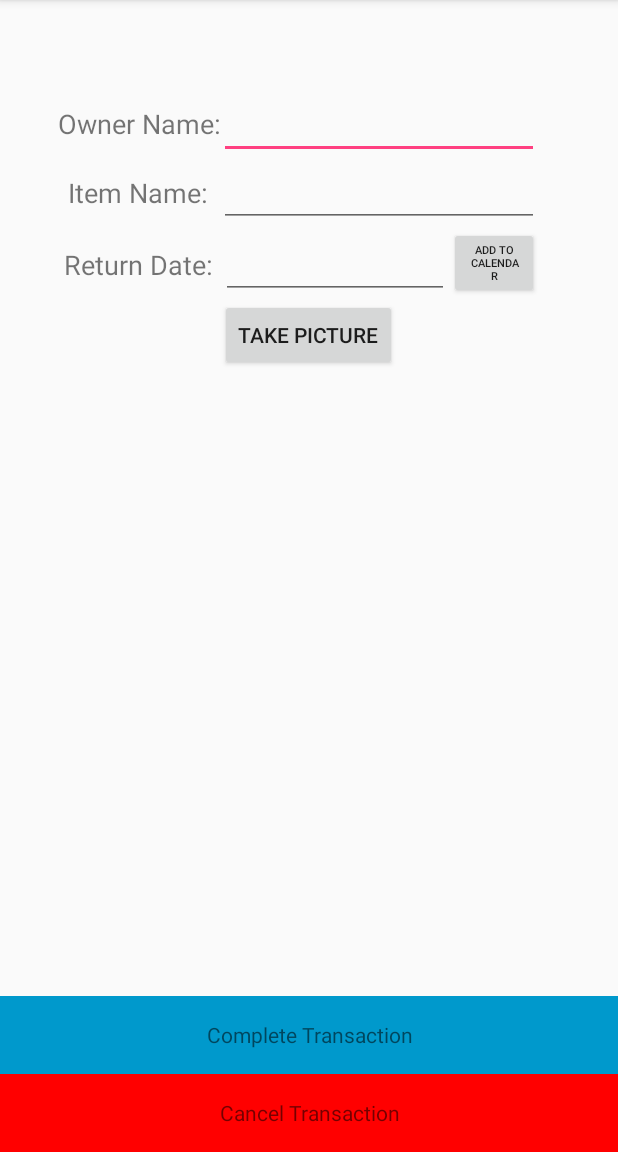
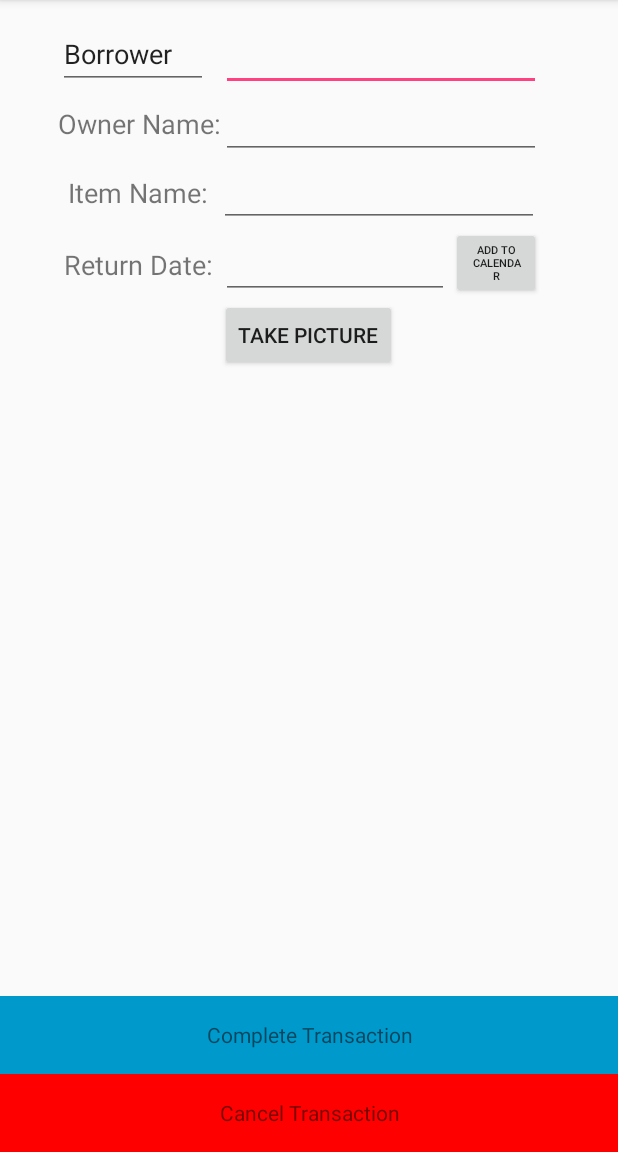
Before and after one commit to amikmandal/LendIt, an Android app: the MainActivity screen opened directly, with no data from a screen before it, item 2 of the bottom bar chosen, on a phone screen of 412 x 824 dp, the part 84-1236 px from its top. Run offline under Robolectric (Android 15) with nearby library versions, the phone set to English and light mode, and no system bars; our stand-ins replace Firebase (no records; nobody signed in at launch, a user with empty details on screens opened directly); Roboto replaces fonts that are not available here.

```diff
--- a/app/build.gradle
+++ b/app/build.gradle
@@ -39,8 +39,11 @@ dependencies {
     compile 'com.google.firebase:firebase-appindexing:15.0.0'
     compile 'com.google.firebase:firebase-perf:15.0.0'
     compile 'com.google.firebase:firebase-functions:15.0.0'
-    compile 'com.firebase:firebase-client-android:2.5.0'
+    //compile 'com.firebase:firebase-client-android:2.5.0'
+    compile 'com.google.firebase:firebase-database:15.0.0'
 
+//    compile 'com.google.firebase:firebase-database:15.0.0'
+//    compile 'com.google.firebase:firebase-core:15.0.0'
 
 
 
--- a/app/src/main/java/com/example/sabrinapin/lendit/MainActivity.java
+++ b/app/src/main/java/com/example/sabrinapin/lendit/MainActivity.java
@@ -19,7 +19,9 @@ import android.widget.Adapter;
 import android.widget.Button;
 import android.widget.TextView;
 
-import com.firebase.client.Firebase;
+
+import com.google.firebase.database.DatabaseReference;
+import com.google.firebase.database.FirebaseDatabase;
 
 import java.io.ByteArrayInputStream;
 import java.util.ArrayList;
@@ -32,8 +34,6 @@ public class MainActivity extends AppCompatActivity {
     private TextView mTextMessage;
     private static final String TAG = "MainActivity";
     private TransactionAdapter mAdapter;
-    private Firebase mRef;
-    private Button mSendData;
     String[] mPeople;
     String[] mObjects;
     String[] mDates;
@@ -65,20 +65,8 @@ public class MainActivity extends AppCompatActivity {
     protected void onCreate(Bundle savedInstanceState) {
         super.onCreate(savedInstanceState);
         setContentView(R.layout.activity_main);
-        Firebase.setAndroidContext(this);
-        mRef = new Firebase("https://lendit-af1e0.firebaseio.com/");
-        mSendData = (Button) findViewById(R.id.add);
-        mSendData.setOnClickListener(new View.OnClickListener() {
-            @Override
-            public void onClick(View view){
-                Firebase mrefChild =mRef.child("Name");
-                mrefChild.setValue("amik");
-                Firebase mdateChild =mRef.child("Date");
-                mdateChild.setValue("April 21");
 
-            }
 
-        });
 
         transactionList = new ArrayList<Transaction>();
 
--- a/app/src/main/res/layout/activity_new_transaction.xml
+++ b/app/src/main/res/layout/activity_new_transaction.xml
@@ -7,11 +7,20 @@
     tools:context=".NewTransaction">
 
     <EditText
+        android:id="@+id/BorrowerName"
+        android:layout_width="wrap_content"
+        android:layout_height="wrap_content"
+        android:layout_above="@+id/editOwner"
+        android:layout_alignStart="@+id/editOwner"
+        android:ems="10"
+        android:inputType="textPersonName" />
+
+    <EditText
         android:id="@+id/editOwner"
         android:layout_width="wrap_content"
         android:layout_height="wrap_content"
         android:layout_above="@+id/editItem"
-        android:layout_alignStart="@+id/editItem"
+        android:layout_alignStart="@+id/selectDate"
         android:ems="10"
         android:inputType="textPersonName" />
 
@@ -80,16 +89,15 @@
         android:id="@+id/objectImage"
         android:layout_width="120dp"
         android:layout_height="130dp"
-        android:layout_alignParentBottom="true"
-        android:layout_centerHorizontal="true"
-        android:layout_marginBottom="123dp" />
+        android:layout_above="@+id/completeTransaction"
+        android:layout_centerHorizontal="true" />
 
     <TextView
         android:id="@+id/ownerText"
         android:layout_width="wrap_content"
         android:layout_height="46dp"
         android:layout_above="@+id/itemText"
-        android:layout_alignStart="@+id/returnDate"
+        android:layout_alignStart="@+id/itemText"
         android:gravity="center"
         android:text="Owner Name:"
         android:textSize="18sp" />
@@ -114,4 +122,14 @@
         android:background="@android:color/holo_blue_dark"
         android:text="Complete Transaction" />
 
+    <EditText
+        android:id="@+id/BorrowerText"
+        android:layout_width="100dp"
+        android:layout_height="46dp"
+        android:layout_above="@+id/ownerText"
+        android:layout_alignStart="@+id/ownerText"
+        android:ems="10"
+        android:inputType="textPersonName"
+        android:text="Borrower" />
+
 </RelativeLayout>
```
Also changed, not shown: app/src/main/java/com/example/sabrinapin/lendit/NewTransaction.java (+35 -16 lines), app/src/main/res/layout/activity_main.xml (+0 -9 lines).
